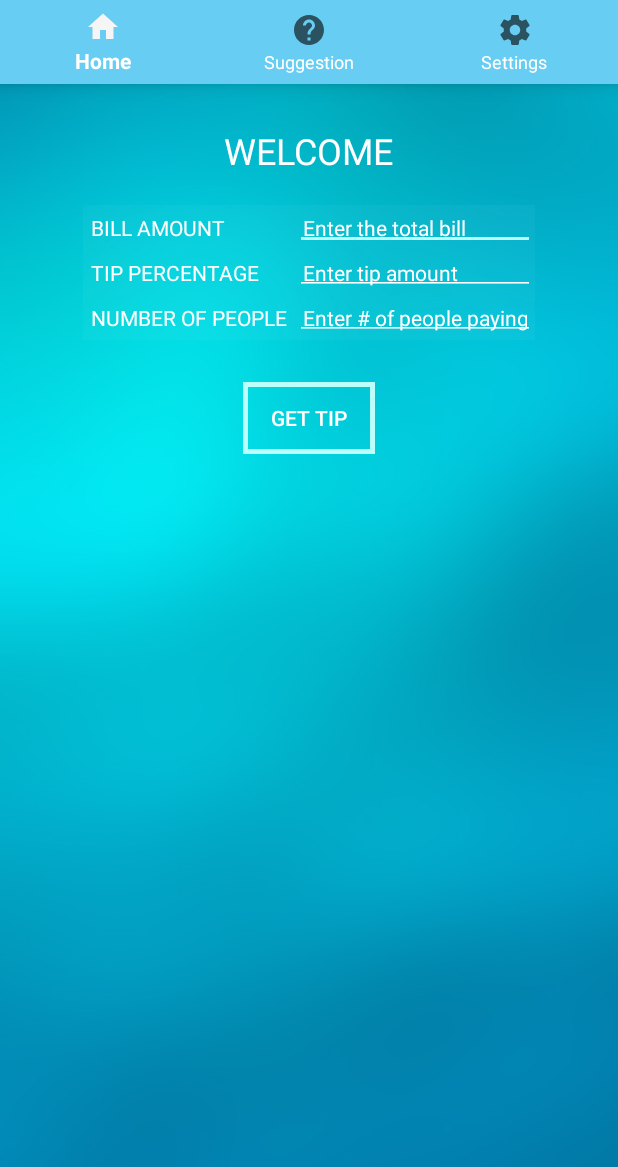
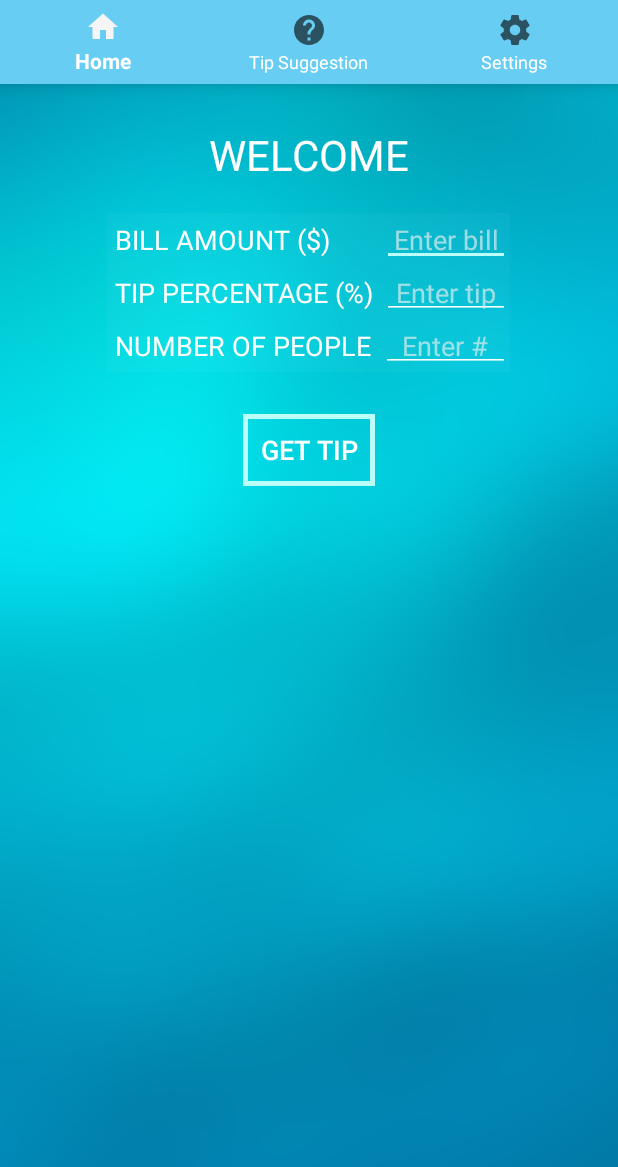
Before and after one commit to ZarifS/tip-calculator, an Android app: the screen it shows after launch (MainActivity), on a phone screen of 412 x 824 dp. Shown: the top 1167 px of the screen. Run offline under Robolectric (Android 15) with nearby library versions, the phone set to English and light mode, and no system bars.

Commit message:
Update to app for UI improvements.

```diff
--- a/app/src/main/java/com/zarifshahriar/tipcalculator/MainActivity.java
+++ b/app/src/main/java/com/zarifshahriar/tipcalculator/MainActivity.java
@@ -53,6 +53,11 @@ public class MainActivity extends AppCompatActivity {
         setContentView(R.layout.activity_main);
         BottomNavigationView navigation = (BottomNavigationView) findViewById(R.id.navigation);
         navigation.setOnNavigationItemSelectedListener(mOnNavigationItemSelectedListener);
+    }
+
+    @Override
+    protected void onStart(){
+        super.onStart();
         android.app.FragmentTransaction transaction = getFragmentManager().beginTransaction();
         transaction.replace(R.id.content, Welcome.newInstance());
         transaction.commit();
@@ -94,6 +99,7 @@ public class MainActivity extends AppCompatActivity {
         editor.putString("DefaultTip", tip);
         editor.putString("Currency", curr);
         editor.apply();
+        Toast.makeText(this, "Settings Updated", Toast.LENGTH_SHORT).show();
         Log.i("In Save:", "Finished saving");
     }
 
--- a/app/src/main/java/com/zarifshahriar/tipcalculator/Settings.java
+++ b/app/src/main/java/com/zarifshahriar/tipcalculator/Settings.java
@@ -47,10 +47,10 @@ public class Settings extends Fragment{
         mSpinner.setAdapter(adapter);
 
         String curr = sharedPref.getString("Currency", "Dollar");
-        if(curr.equals("Dollar")){
+        if(curr.contains("Dollar")){
             mSpinner.setSelection(0);
         }
-        else if (curr.equals("Pound")){
+        else if (curr.contains("Pound")){
             mSpinner.setSelection(2);
         }
         else mSpinner.setSelection(1);
--- a/app/src/main/java/com/zarifshahriar/tipcalculator/Summary.java
+++ b/app/src/main/java/com/zarifshahriar/tipcalculator/Summary.java
@@ -57,10 +57,10 @@ public class Summary extends Fragment {
         String curr ="$";
         SharedPreferences sharedPref = getActivity().getPreferences(Context.MODE_PRIVATE);
         String currency = sharedPref.getString("Currency", "");
-        if(currency.equals("Euro")){
+        if(currency.contains("Euro")){
             curr="\u20ac";
         }
-        else if (currency.equals("Pound")){
+        else if (currency.contains("Pound")){
             curr= "\u00a3";
         }
         String b = curr+String.format("%.2f", bill);
--- a/app/src/main/java/com/zarifshahriar/tipcalculator/Welcome.java
+++ b/app/src/main/java/com/zarifshahriar/tipcalculator/Welcome.java
@@ -8,6 +8,7 @@ import android.view.LayoutInflater;
 import android.view.View;
 import android.view.ViewGroup;
 import android.widget.EditText;
+import android.widget.TextView;
 
 /**
  * Created by Zarif on 2017-05-21.
@@ -30,8 +31,27 @@ public class Welcome extends Fragment {
                              Bundle savedInstanceState) {
         String defaultValue = "";
         SharedPreferences sharedPref = getActivity().getPreferences(Context.MODE_PRIVATE);
-        String tip = sharedPref.getString("DefaultTip", defaultValue);
+        String tip = sharedPref.getString("TipSuggest", defaultValue);
+        if(tip.equals("")){ //No user suggestion
+            tip = sharedPref.getString("DefaultTip", defaultValue);
+        }
+        else {
+            SharedPreferences.Editor edit = sharedPref.edit();
+            edit.remove("TipSuggest"); // Remove suggestion after using it
+            edit.apply();
+        }
+        String curr ="$";
+        String currency = sharedPref.getString("Currency", "");
+        if(currency.contains("Euro")){
+            curr="\u20ac";
+        }
+        else if (currency.contains("Pound")){
+            curr= "\u00a3";
+        }
+        String text = "BILL AMOUNT " + "("+curr+")";
         View rootView = inflater.inflate(R.layout.welcome_frag, container, false);
+        TextView billAmountView = (TextView) rootView.findViewById(R.id.bill_header);
+        billAmountView.setText(text);
         EditText tipEditor = (EditText) rootView.findViewById(R.id.tip_amount);
         tipEditor.setText(tip);
         return rootView;
--- a/app/src/main/res/layout/dropdown_list.xml
+++ b/app/src/main/res/layout/dropdown_list.xml
@@ -7,5 +7,5 @@
     android:gravity="center_vertical"
     android:paddingLeft="20dp"
     android:ellipsize="marquee"
-    android:textSize="14sp"
+    android:textSize="16sp"
     android:textAlignment="inherit" />
--- a/app/src/main/res/layout/welcome_frag.xml
+++ b/app/src/main/res/layout/welcome_frag.xml
@@ -11,7 +11,9 @@
         android:layout_width="match_parent"
         android:layout_height="match_parent"
         android:clipToPadding="false"
-        android:background="@drawable/blue">
+        android:background="@drawable/blue"
+        android:layout_alignParentTop="true"
+        android:layout_alignParentStart="true">
 
         <TextView
             android:id="@+id/title"
@@ -22,7 +24,7 @@
             android:layout_marginTop="28dp"
             android:text="Welcome"
             android:textAllCaps="true"
-            android:textSize="24sp" />
+            android:textSize="28sp" />
 
         <LinearLayout
             android:id="@+id/basic_summary"
@@ -44,25 +46,25 @@
                     android:id="@+id/bill_header"
                     android:layout_width="wrap_content"
                     android:layout_height="wrap_content"
-                    android:layout_weight="1"
+                    android:layout_weight="40"
                     android:padding="5dp"
-                    android:text="Bill Amount"
+                    android:text="Bill Amount ($)"
                     android:textAllCaps="true"
-                    android:textSize="14sp" />
+                    android:textSize="18sp" />
 
                 <EditText
                     android:id="@+id/bill_amount"
                     android:layout_width="wrap_content"
                     android:layout_height="wrap_content"
-                    android:ems="10"
-                    android:hint="Enter the total bill"
+                    android:ems="4"
+                    android:hint="Enter bill"
                     android:inputType="number|numberDecimal"
                     android:padding="5dp"
-                    android:textAlignment="viewStart"
+                    android:textAlignment="center"
                     android:textAllCaps="false"
                     android:textColor="@color/colorPrimaryDark"
-                    android:textColorHint="@android:color/background_light"
-                    android:textSize="14sp" />
+                    android:textColorHint="@color/ratingUnchecked"
+                    android:textSize="18sp" />
 
             </LinearLayout>
 
@@ -76,25 +78,25 @@
                     android:id="@+id/tip_header"
                     android:layout_width="wrap_content"
                     android:layout_height="wrap_content"
-                    android:layout_weight="1"
+                    android:layout_weight="40"
                     android:padding="5dp"
-                    android:text="Tip Percentage"
+                    android:text="Tip Percentage (%)"
                     android:textAllCaps="true"
-                    android:textSize="14sp" />
+                    android:textSize="18sp" />
 
                 <EditText
                     android:id="@+id/tip_amount"
                     android:layout_width="wrap_content"
                     android:layout_height="wrap_content"
-                    android:ems="10"
-                    android:hint="Enter tip amount"
+                    android:ems="4"
+                    android:hint="Enter tip"
                     android:inputType="number|numberDecimal"
                     android:padding="5dp"
-                    android:textAlignment="viewStart"
+                    android:textAlignment="center"
                     android:textAllCaps="false"
                     android:textColor="@color/colorPrimaryDark"
-                    android:textColorHint="@android:color/background_light"
-                    android:textSize="14sp" />
+                    android:textColorHint="@color/ratingUnchecked"
+                    android:textSize="18sp" />
 
             </LinearLayout>
 
@@ -108,26 +110,26 @@
                     android:id="@+id/number_header"
                     android:layout_width="wrap_content"
                     android:layout_height="wrap_content"
-                    android:layout_weight="1"
+                    android:layout_weight="40"
                     android:padding="5dp"
                     android:text="Number of People"
                     android:textAllCaps="true"
-                    android:textSize="14sp" />
+                    android:textSize="18sp" />
 
                 <EditText
                     android:id="@+id/people_amount"
                     android:layout_width="wrap_content"
                     android:layout_height="wrap_content"
                     android:layout_weight="1"
-                    android:ems="10"
-                    android:hint="Enter # of people paying"
+                    android:ems="4"
+                    android:hint="Enter #"
                     android:inputType="number"
                     android:padding="5dp"
-                    android:textAlignment="viewStart"
+                    android:textAlignment="center"
                     android:textAllCaps="false"
                     android:textColor="@color/colorPrimaryDark"
-                    android:textColorHint="@android:color/background_light"
-                    android:textSize="14sp" />
+                    android:textColorHint="@color/ratingUnchecked"
+                    android:textSize="18sp" />
 
             </LinearLayout>
         </LinearLayout>
@@ -142,7 +144,8 @@
             android:background="@drawable/buttonbg"
             android:elevation="24dp"
             android:onClick="getTip"
-            android:text="Get TIp" />
+            android:text="Get TIp"
+            android:textSize="18sp" />
 
     </RelativeLayout>
 
--- a/app/src/main/res/menu/navigation.xml
+++ b/app/src/main/res/menu/navigation.xml
@@ -9,7 +9,7 @@
     <item
         android:id="@+id/navigation_help"
         android:icon="@drawable/ic_help_black_24dp"
-        android:title="Suggestion" />
+        android:title="Tip Suggestion" />
 
     <item
         android:id="@+id/navigation_settings"
--- a/app/src/main/res/values/strings.xml
+++ b/app/src/main/res/values/strings.xml
@@ -6,9 +6,9 @@
     <string name="title_activity_summary">Summary</string>
 
     <string-array name="curr_array">
-        <item>Dollar</item>
-        <item>Euro</item>
-        <item>Pound</item>
+        <item>Dollar($)</item>
+        <item>Euro(€)</item>
+        <item>Pound(£)</item>
     </string-array>
 
 </resources>
```
Also changed, not shown: app/src/main/java/com/zarifshahriar/tipcalculator/Suggestion.java (+9 -0 lines), app/src/main/res/layout/settings_frag.xml (+15 -10 lines), app/src/main/res/layout/suggestion_frag.xml (+3 -10 lines), app/src/main/res/layout/summary_frag.xml (+21 -18 lines).
